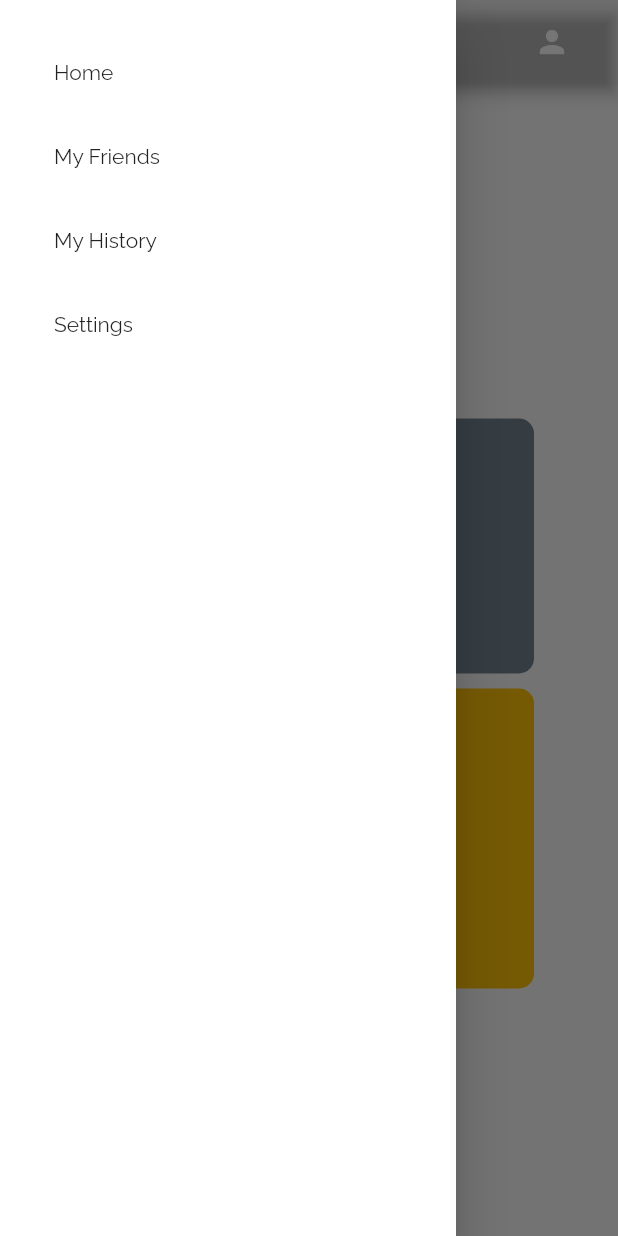
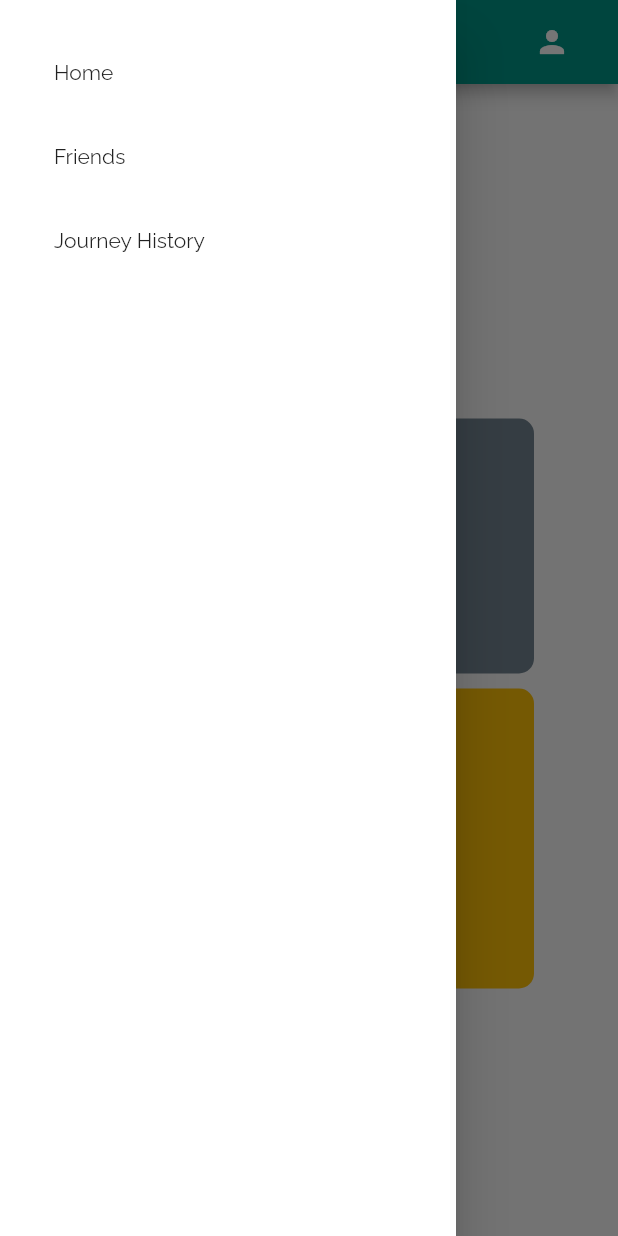
Before and after one commit to aranyagupta/ichack-arch, a Flutter app: the screen it shows after launch, with the side drawer open, on a phone screen of 412 x 824 dp. Run offline on Flutter 3.47's test engine with Material 2 defaults, Android fonts, the light colour scheme and no system bars.

Commit message:
Created log in page (to implement)

```diff
--- a/hack_app/lib/friends.dart
+++ b/hack_app/lib/friends.dart
@@ -10,7 +10,7 @@ class FriendsList extends StatelessWidget {
 
   @override
   Widget build(BuildContext context) {
-    const title = 'My Friends';
+    const title = 'Friends';
 
     // map a list of friends into a list of widgets
     final List<Widget> friendListWidget = List.generate(
--- a/hack_app/lib/history_page.dart
+++ b/hack_app/lib/history_page.dart
@@ -6,14 +6,17 @@ void main() => runApp(const HistoryPage());
 class HistoryPage extends StatelessWidget {
   const HistoryPage({super.key});
 
-  static const String _title = 'My History';
+  static const String _title = 'Journey History';
 
   @override
   Widget build(BuildContext context) {
     return MaterialApp(
       title: _title,
+      theme: ThemeData(fontFamily: 'Raleway'),
       home: Scaffold(
-        appBar: AppBar(title: const Text(_title)),
+        appBar: AppBar(
+          title: const Text(_title),
+          backgroundColor: Colors.teal,),
         drawer: MyDrawer(),
         body: Column(
             children: const [NetTimeText(), NetTimeValue(), JourneyTable()]),
--- /dev/null
+++ b/hack_app/lib/log_in.dart
@@ -0,0 +1,16 @@
+import 'package:flutter/material.dart';
+
+class LogInPage extends StatelessWidget{
+  const LogInPage({super.key});
+
+  @override
+  Widget build(BuildContext context) {
+    // ignore: todo
+    // TODO: implement build
+    return MaterialApp(
+      title: 'log in page',
+      home: Text(" TODO: Use Avighna's log in page"),
+    );
+  }
+  // TODO: Use Avighna's log in page
+}
--- a/hack_app/lib/main.dart
+++ b/hack_app/lib/main.dart
@@ -26,7 +26,7 @@ class MyDrawer extends StatelessWidget {
           })),
           Builder(builder: ((context) {
             return ListTile(
-              title: Text("My Friends"),
+              title: Text("Friends"),
               onTap: () {
                 Navigator.push(
                   context,
@@ -37,22 +37,11 @@ class MyDrawer extends StatelessWidget {
           })),
           Builder(builder: ((context) {
             return ListTile(
-              title: Text("My History"),
+              title: Text("Journey History"),
               onTap: () {
                 Navigator.push(
                   context,
                   MaterialPageRoute(builder: (context) => HistoryPage()),
-                );
-              },
-            );
-          })),
-          Builder(builder: ((context) {
-            return ListTile(
-              title: Text("Settings"),
-              onTap: () {
-                Navigator.push(
-                  context,
-                  MaterialPageRoute(builder: (context) => FriendsList()),
                 );
               },
             );
@@ -112,8 +101,8 @@ class MyApp extends StatelessWidget {
       theme: ThemeData(fontFamily: 'Raleway'),
       home: Scaffold(
         appBar: AppBar(
-            backgroundColor: Colors.transparent,
-            title: Text('Life span tracker'),
+            backgroundColor: Colors.teal,
+            title: Text('Lifer'),
             actions: <Widget>[
               Padding(
                   padding: EdgeInsets.only(right: 20.0),
```
Also changed, not shown: hack_app/lib/profile_page.dart (+55 -0 lines).
